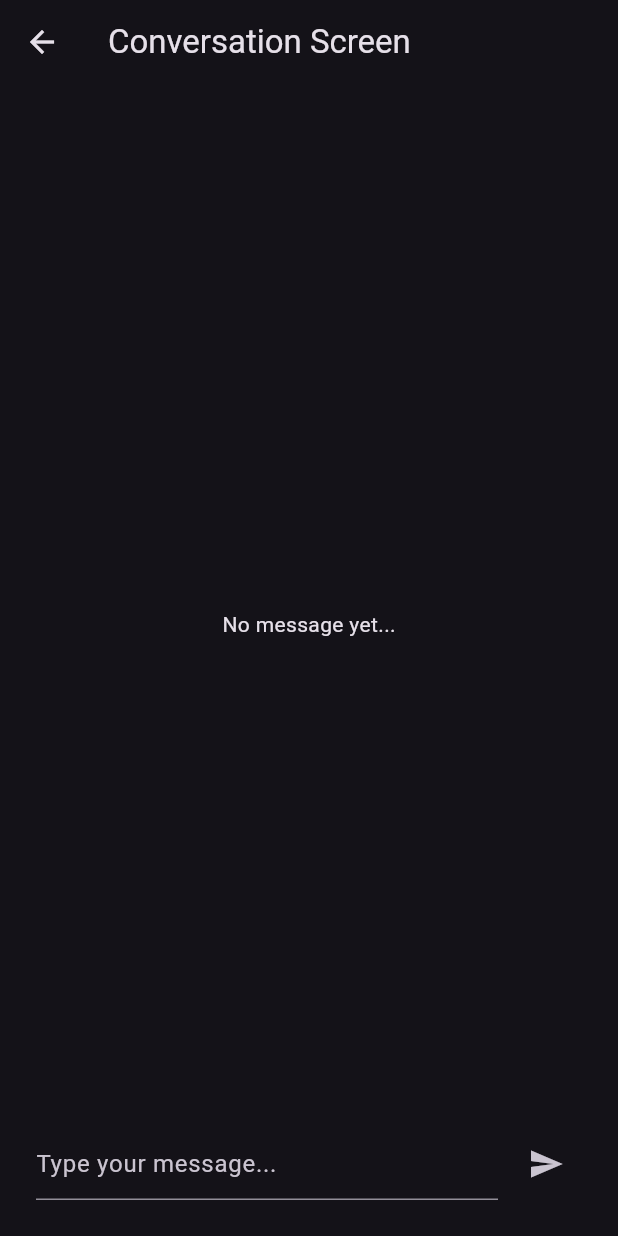
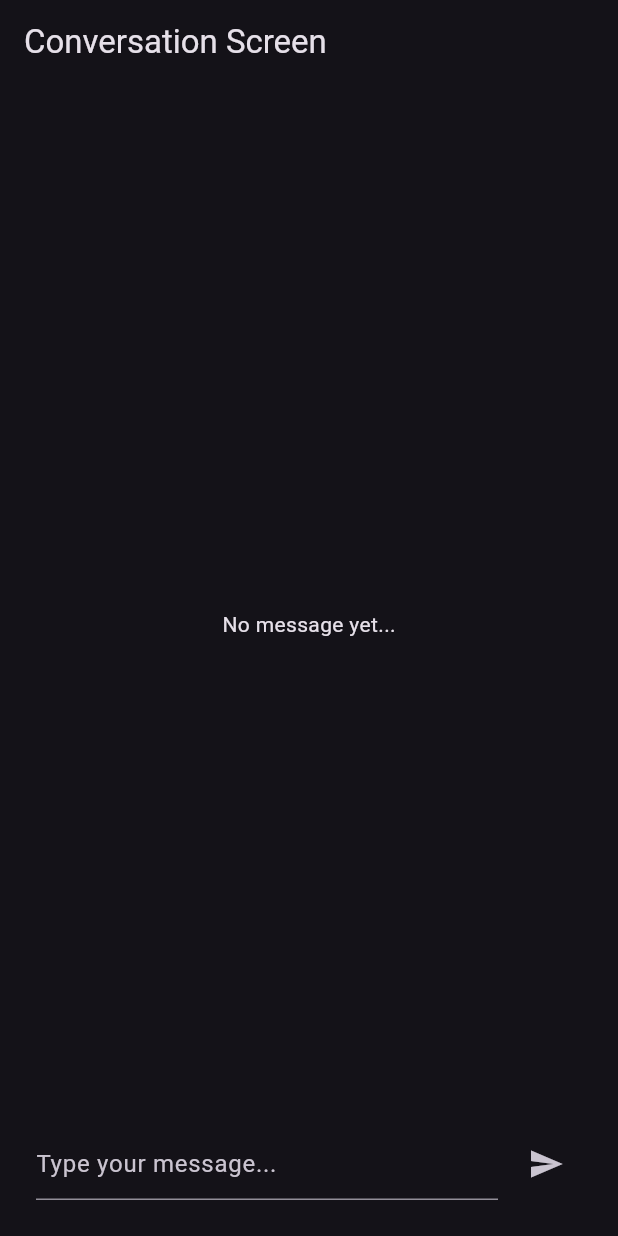
Before and after one commit to jeoffersondelapena/stream-chat-demo, a Flutter app: the ConvoScreen screen opened directly, after a tap on the "send" icon, on a phone screen of 412 x 824 dp. Run offline on Flutter 3.47's test engine with Material 3 defaults, Android fonts, the phone set to English and light mode, and no system bars; missing offline and left inert: stream_chat_flutter.

Commit message:
Starting point

```diff
--- a/lib/convo_screen.dart
+++ b/lib/convo_screen.dart
@@ -13,24 +13,24 @@ class _ConvoScreenState extends State<ConvoScreen> {
   final List<String> _messages = [];
 
   void _sendMessage(String message) {
-    if (message.isNotEmpty) {
-      setState(() {
-        _messages.add(message);
-      });
-      _messageInputController.clear();
+    if (message.isEmpty) {
+      return;
     }
+
+    setState(() {
+      _messages.add(message);
+    });
+
+    _messageInputController.clear();
   }
 
   @override
   Widget build(BuildContext context) {
     return Scaffold(
-      appBar: AppBar(
-        title: const Text('Conversation Screen'),
-      ),
+      appBar: AppBar(title: const Text('Conversation Screen')),
       body: Padding(
         padding: const EdgeInsets.all(24),
         child: Column(
-          crossAxisAlignment: CrossAxisAlignment.start,
           children: [
             Expanded(
               child: _messages.isEmpty
--- a/lib/main.dart
+++ b/lib/main.dart
@@ -1,6 +1,4 @@
 import 'package:flutter/material.dart';
-import 'package:stream_chat_demo/conversation_list_screen.dart';
-import 'package:stream_chat_demo/conversation_screen.dart';
 import 'package:stream_chat_demo/convo_screen.dart';
 import 'package:stream_chat_flutter/stream_chat_flutter.dart';
 
@@ -25,9 +23,7 @@ void main() async {
       builder: (context, child) {
         return StreamChat(client: client, child: child);
       },
-      // home: const ConvoScreen(),
-      // home: StreamChannel(channel: channel, child: const ConversationScreen()),
-      home: const ConversationListScreen(),
+      home: const ConvoScreen(),
     ),
   );
 }
```
Also changed, not shown: lib/conversation_list_screen.dart (deleted, +0 -29 lines).
